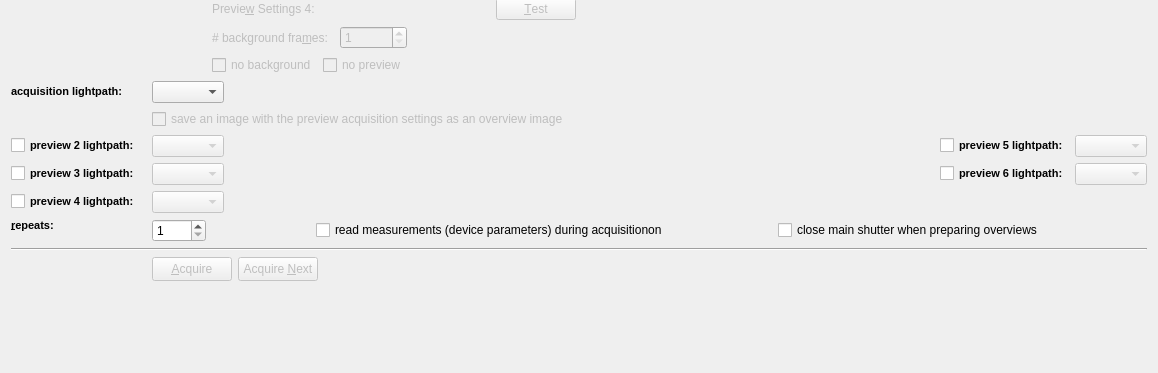
This is plugins/spimb040/qfespimb040acquisitionconfigwidget2.ui in jkriege2/QuickFit3 as Qt 5 draws it before an edit; both pictures show x 0 to 1158 and y 451 to 824 of the 1158 by 824 pixel window. The edited form follows.
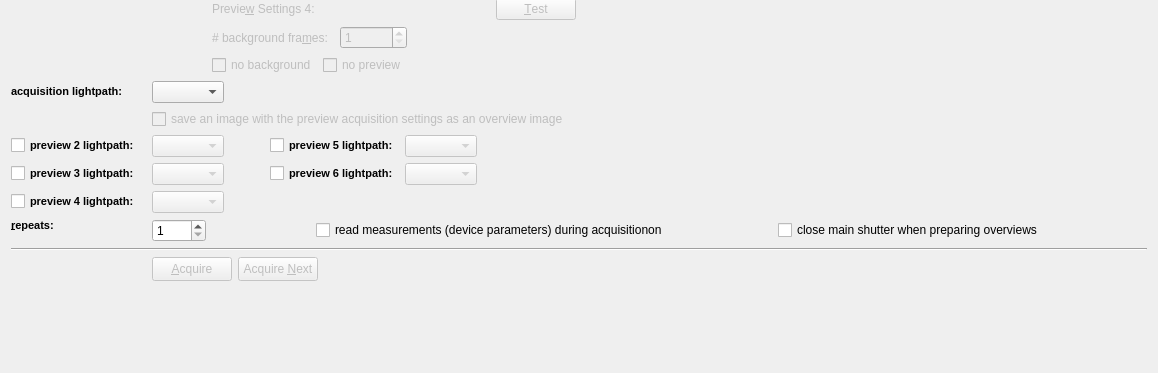
This is the edited form. Icons and pictures are not drawn. Custom widgets are drawn as their Qt base class.

```diff
--- a/plugins/spimb040/qfespimb040acquisitionconfigwidget2.ui
+++ b/plugins/spimb040/qfespimb040acquisitionconfigwidget2.ui
@@ -15,7 +15,7 @@
   </property>
   <layout class="QGridLayout" name="gridLayout">
    <item row="11" column="2" colspan="2">
-    <layout class="QHBoxLayout" name="horizontalLayout_5" stretch="0,1,0,0">
+    <layout class="QHBoxLayout" name="horizontalLayout_5" stretch="0,0,0,0,1">
      <item>
       <widget class="QComboBox" name="cmbLightpathPreview3">
        <property name="enabled">
@@ -31,6 +31,9 @@
        <property name="orientation">
         <enum>Qt::Horizontal</enum>
        </property>
+       <property name="sizeType">
+        <enum>QSizePolicy::Fixed</enum>
+       </property>
        <property name="sizeHint" stdset="0">
         <size>
          <width>40</width>
@@ -63,6 +66,19 @@
        </property>
       </widget>
      </item>
+     <item>
+      <spacer name="horizontalSpacer_5">
+       <property name="orientation">
+        <enum>Qt::Horizontal</enum>
+       </property>
+       <property name="sizeHint" stdset="0">
+        <size>
+         <width>40</width>
+         <height>20</height>
+        </size>
+       </property>
+      </spacer>
+     </item>
     </layout>
    </item>
    <item row="6" column="3">
@@ -1378,7 +1394,7 @@
     </widget>
    </item>
    <item row="10" column="2" colspan="2">
-    <layout class="QHBoxLayout" name="horizontalLayout_4" stretch="0,1,0,0">
+    <layout class="QHBoxLayout" name="horizontalLayout_4" stretch="0,0,0,0,1">
      <item>
       <widget class="QComboBox" name="cmbLightpathPreview2">
        <property name="enabled">
@@ -1394,6 +1410,9 @@
        <property name="orientation">
         <enum>Qt::Horizontal</enum>
        </property>
+       <property name="sizeType">
+        <enum>QSizePolicy::Fixed</enum>
+       </property>
        <property name="sizeHint" stdset="0">
         <size>
          <width>40</width>
@@ -1426,6 +1445,19 @@
        </property>
       </widget>
      </item>
+     <item>
+      <spacer name="horizontalSpacer_4">
+       <property name="orientation">
+        <enum>Qt::Horizontal</enum>
+       </property>
+       <property name="sizeHint" stdset="0">
+        <size>
+         <width>40</width>
+         <height>20</height>
+        </size>
+       </property>
+      </spacer>
+     </item>
     </layout>
    </item>
    <item row="11" column="0">
```
